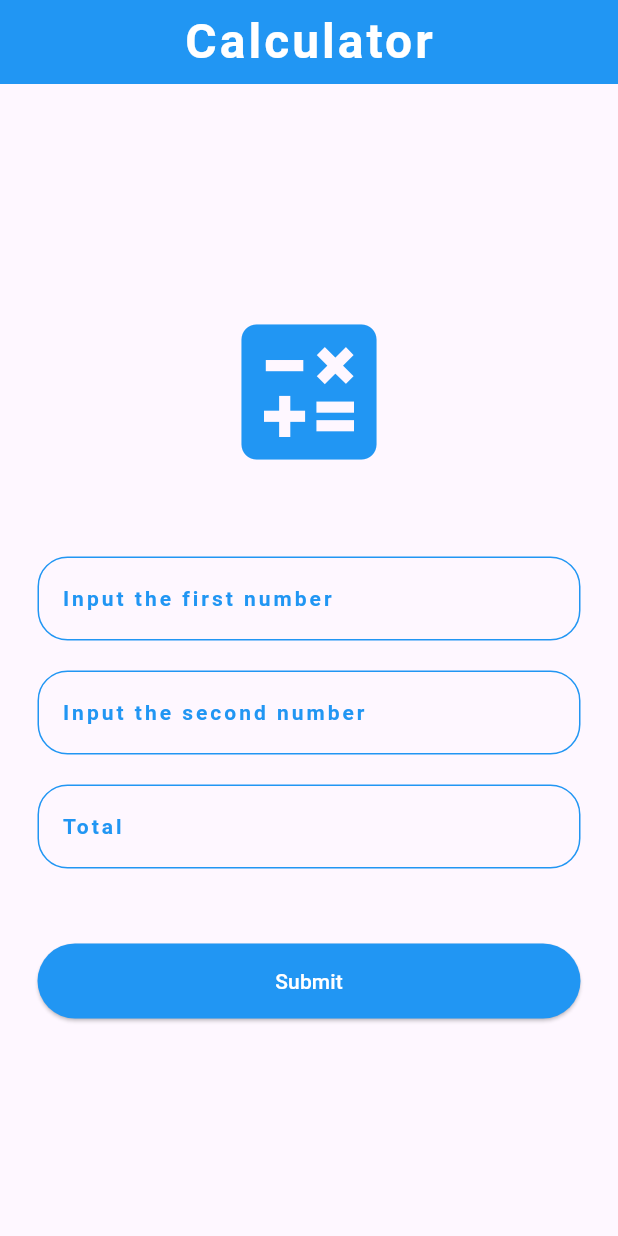
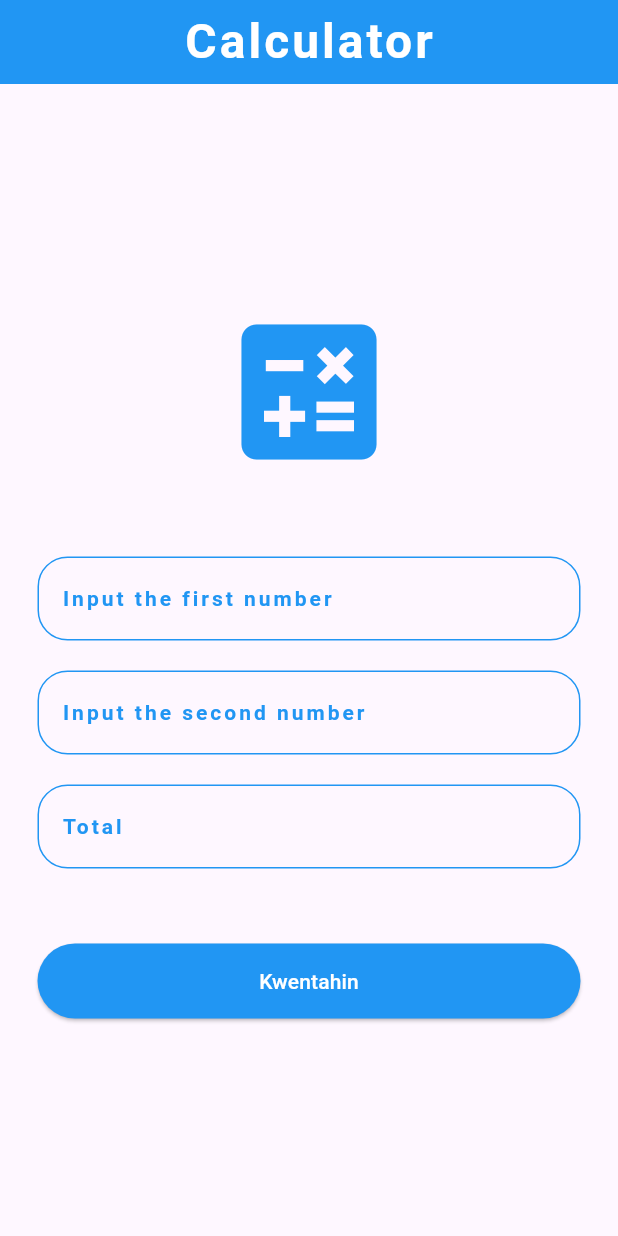
Before and after one commit to vince0415/dit3e-flutter-mobileapp, a Flutter app: the screen it shows after launch, on a phone screen of 412 x 824 dp. Run offline on Flutter 3.47's test engine with Material 3 defaults, Android fonts, the phone set to English and light mode, and no system bars.

Commit message:
added function

```diff
--- a/lib/calculatorPage.dart
+++ b/lib/calculatorPage.dart
@@ -8,6 +8,30 @@ class Mycalculator extends StatefulWidget {
 }
 
 class _MycalculatorState extends State<Mycalculator> {
+final TextEditingController _myNum1 = TextEditingController();
+final TextEditingController _myNum2 = TextEditingController();
+final TextEditingController _total = TextEditingController();
+
+double result = 0.0;
+
+void _sum(){
+  setState(() {
+    double? input1 = double.tryParse(_myNum1.text);
+    double? input2 = double.tryParse(_myNum2.text);
+
+
+  if(input1 != null && input2 != null){
+    result = input1 + input2;
+  _total.text = result.toString();
+
+  }
+
+  else{
+    print("Num 1 and Num2 is Empty");
+  }
+
+  });
+}
   @override
   Widget build(BuildContext context) {
     return Scaffold(
@@ -33,6 +57,7 @@ class _MycalculatorState extends State<Mycalculator> {
               Icon(Icons.calculate, size: 120, color: Colors.blue),
               SizedBox(height: 50),
               TextField(
+                controller: _myNum1,
                 decoration: InputDecoration(
                   labelText: "Input the first number",
                   labelStyle: TextStyle(
@@ -53,6 +78,7 @@ class _MycalculatorState extends State<Mycalculator> {
               ),
               SizedBox(height: 20),
               TextField(
+                controller: _myNum2,
                 decoration: InputDecoration(
                   labelText: "Input the second number",
                   labelStyle: TextStyle(
@@ -73,7 +99,7 @@ class _MycalculatorState extends State<Mycalculator> {
               ),
 
               SizedBox(height: 20),
-              TextField(
+              TextField( controller: _total,
                 decoration: InputDecoration(
                   labelText: "Total",
                   labelStyle: TextStyle(
@@ -92,6 +118,7 @@ class _MycalculatorState extends State<Mycalculator> {
                   ),
                 ),
               ),
+
               SizedBox(height: 50),
               SizedBox(
                 width: double.infinity,
@@ -101,8 +128,8 @@ class _MycalculatorState extends State<Mycalculator> {
                     backgroundColor: Colors.blue,
                     foregroundColor: Colors.white,
                   ),
-                  onPressed: () {},
-                  child: Text("Submit"),
+                  onPressed: _sum,
+                  child: Text("Kwentahin"),
                 ),
               ),
             ],
```
